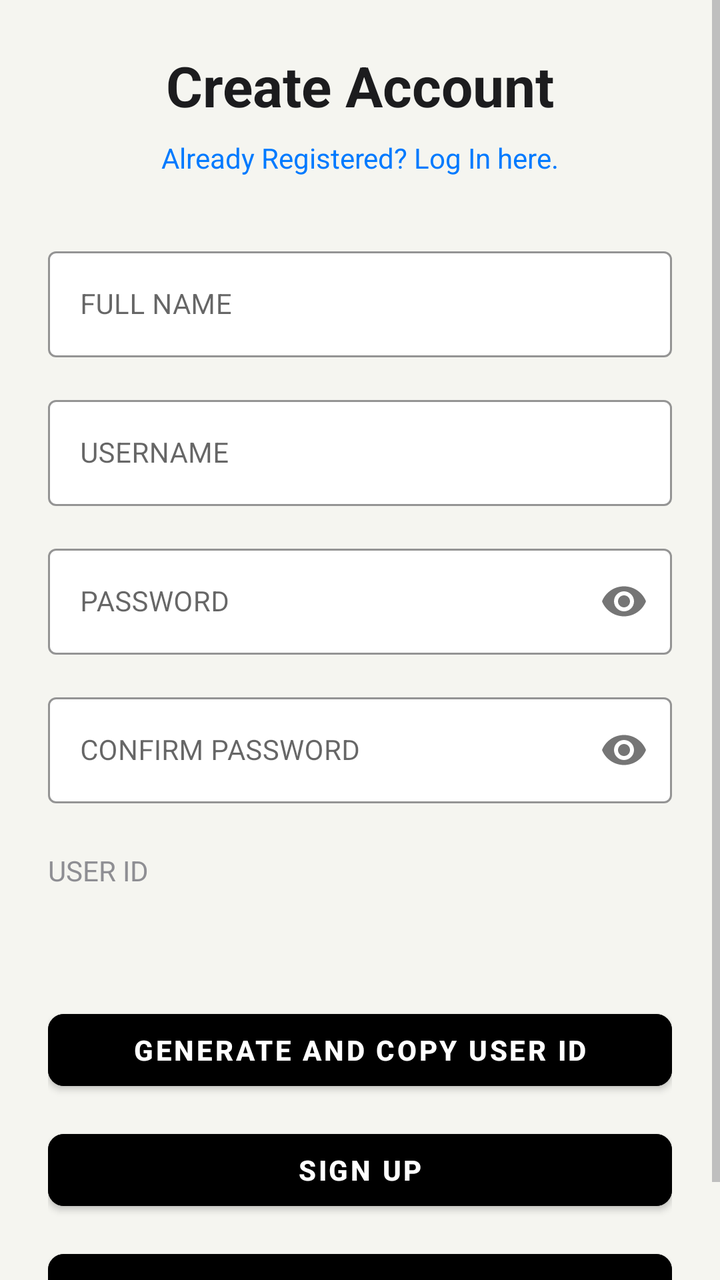
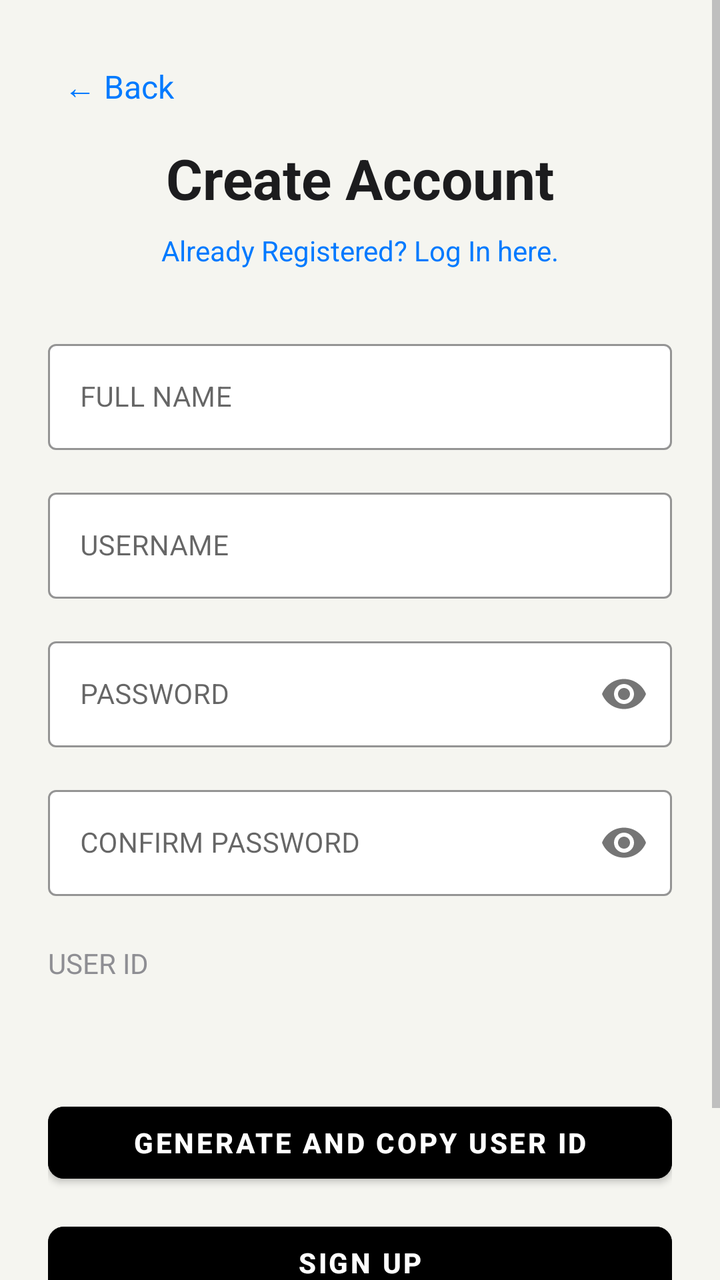

The first picture is an Android layout as it rendered before a commit; the second is the same layout after the commit. The layout source and the unified diff follow.
<!-- AndroidManifest.xml: application theme Theme.HarmonieBudget -->
<!-- res/layout/activity_register.xml -->
<?xml version="1.0" encoding="utf-8"?>
<ScrollView
    xmlns:android="http://schemas.android.com/apk/res/android"
    xmlns:app="http://schemas.android.com/apk/res-auto"
    android:layout_width="match_parent"
    android:layout_height="match_parent"
    android:fillViewport="true"
    android:scrollbars="vertical"
    android:background="@color/background_light">

    <androidx.constraintlayout.widget.ConstraintLayout
        android:layout_width="match_parent"
        android:layout_height="wrap_content"
        android:padding="24dp"
        android:paddingTop="48dp"
        android:paddingBottom="48dp"
        android:background="@color/background_light">

        
        <TextView
            android:id="@+id/tv_register_title"
            android:layout_width="wrap_content"
            android:layout_height="wrap_content"
            android:text="@string/create_new_account"
            android:textSize="28sp"
            android:textStyle="bold"
            android:textColor="@color/text_primary_light"
            app:layout_constraintTop_toTopOf="parent"
            app:layout_constraintStart_toStartOf="parent"
            app:layout_constraintEnd_toEndOf="parent" />

        
        <TextView
            android:id="@+id/tv_already_registered"
            android:layout_width="wrap_content"
            android:layout_height="wrap_content"
            android:text="@string/already_registered_log_in"
            android:textSize="14sp"
            android:textColor="@color/accent_blue"
            android:layout_marginTop="8dp"
            app:layout_constraintTop_toBottomOf="@id/tv_register_title"
            app:layout_constraintStart_toStartOf="parent"
            app:layout_constraintEnd_toEndOf="parent" />

        
        <com.google.android.material.textfield.TextInputLayout
            android:id="@+id/til_name"
            android:layout_width="0dp"
            android:layout_height="wrap_content"
            android:layout_marginTop="32dp"
            app:boxBackgroundColor="@color/surface_light"
            app:boxStrokeColor="@color/accent_blue"
            app:boxStrokeWidth="1dp"
            style="@style/Widget.MaterialComponents.TextInputLayout.OutlinedBox"
            app:layout_constraintTop_toBottomOf="@id/tv_already_registered"
            app:layout_constraintStart_toStartOf="parent"
            app:layout_constraintEnd_toEndOf="parent">

            <com.google.android.material.textfield.TextInputEditText
                android:id="@+id/et_name"
                android:layout_width="match_parent"
                android:layout_height="wrap_content"
                android:hint="@string/full_name_hint"
                android:textColor="@color/text_primary_light"
                android:textSize="14sp" />
        </com.google.android.material.textfield.TextInputLayout>

        
        <com.google.android.material.textfield.TextInputLayout
            android:id="@+id/til_username"
            android:layout_width="0dp"
            android:layout_height="wrap_content"
            android:layout_marginTop="16dp"
            app:boxBackgroundColor="@color/surface_light"
            app:boxStrokeColor="@color/accent_blue"
            app:boxStrokeWidth="1dp"
            style="@style/Widget.MaterialComponents.TextInputLayout.OutlinedBox"
            app:layout_constraintTop_toBottomOf="@id/til_name"
            app:layout_constraintStart_toStartOf="parent"
            app:layout_constraintEnd_toEndOf="parent">

            <com.google.android.material.textfield.TextInputEditText
                android:id="@+id/et_username"
                android:layout_width="match_parent"
                android:layout_height="wrap_content"
                android:hint="@string/username_hint"
                android:textColor="@color/text_primary_light"
                android:textSize="14sp" />
        </com.google.android.material.textfield.TextInputLayout>

        
        <com.google.android.material.textfield.TextInputLayout
            android:id="@+id/til_password"
            android:layout_width="0dp"
            android:layout_height="wrap_content"
            android:layout_marginTop="16dp"
            app:boxBackgroundColor="@color/surface_light"
            app:boxStrokeColor="@color/accent_blue"
            app:boxStrokeWidth="1dp"
            app:passwordToggleEnabled="true"
            style="@style/Widget.MaterialComponents.TextInputLayout.OutlinedBox"
            app:layout_constraintTop_toBottomOf="@id/til_username"
            app:layout_constraintStart_toStartOf="parent"
            app:layout_constraintEnd_toEndOf="parent">

            <com.google.android.material.textfield.TextInputEditText
                android:id="@+id/et_password"
                android:layout_width="match_parent"
                android:layout_height="wrap_content"
                android:hint="@string/password_hint"
                android:inputType="textPassword"
                android:textColor="@color/text_primary_light"
                android:textSize="14sp" />
        </com.google.android.material.textfield.TextInputLayout>

        
        <com.google.android.material.textfield.TextInputLayout
            android:id="@+id/til_confirm_password"
            android:layout_width="0dp"
            android:layout_height="wrap_content"
            android:layout_marginTop="16dp"
            app:boxBackgroundColor="@color/surface_light"
            app:boxStrokeColor="@color/accent_blue"
            app:boxStrokeWidth="1dp"
            app:passwordToggleEnabled="true"
            style="@style/Widget.MaterialComponents.TextInputLayout.OutlinedBox"
            app:layout_constraintTop_toBottomOf="@id/til_password"
            app:layout_constraintStart_toStartOf="parent"
            app:layout_constraintEnd_toEndOf="parent">

            <com.google.android.material.textfield.TextInputEditText
                android:id="@+id/et_confirm_password"
                android:layout_width="match_parent"
                android:layout_height="wrap_content"
                android:hint="@string/confirm_password_hint"
                android:inputType="textPassword"
                android:textColor="@color/text_primary_light"
                android:textSize="14sp" />
        </com.google.android.material.textfield.TextInputLayout>

        
        <TextView
            android:id="@+id/tv_user_id_label"
            android:layout_width="wrap_content"
            android:layout_height="wrap_content"
            android:text="@string/user_id_label"
            android:textSize="14sp"
            android:textColor="@color/text_secondary_light"
            android:layout_marginTop="24dp"
            app:layout_constraintTop_toBottomOf="@id/til_confirm_password"
            app:layout_constraintStart_toStartOf="parent" />

        <TextView
            android:id="@+id/tv_generated_user_id"
            android:layout_width="0dp"
            android:layout_height="wrap_content"
            android:textSize="18sp"
            android:textStyle="bold"
            android:textColor="@color/text_primary_light"
            android:layout_marginTop="8dp"
            app:layout_constraintTop_toBottomOf="@id/tv_user_id_label"
            app:layout_constraintStart_toStartOf="parent"
            app:layout_constraintEnd_toEndOf="parent" />

        
        <Button
            android:id="@+id/btn_generate_user_id"
            style="@style/StandardButton"
            android:layout_width="0dp"
            android:layout_height="wrap_content"
            android:text="@string/generate_and_copy_user_id"
            android:layout_marginTop="24dp"
            app:layout_constraintTop_toBottomOf="@id/tv_generated_user_id"
            app:layout_constraintStart_toStartOf="parent"
            app:layout_constraintEnd_toEndOf="parent" />

        
        <Button
            android:id="@+id/btn_register"
            style="@style/StandardButton"
            android:layout_width="0dp"
            android:layout_height="wrap_content"
            android:text="@string/sign_up_button"
            android:layout_marginTop="12dp"
            app:layout_constraintTop_toBottomOf="@id/btn_generate_user_id"
            app:layout_constraintStart_toStartOf="parent"
            app:layout_constraintEnd_toEndOf="parent" />

        
        <Button
            android:id="@+id/btn_return_home"
            style="@style/StandardButton"
            android:layout_width="0dp"
            android:layout_height="wrap_content"
            android:text="@string/return_home"
            android:layout_marginTop="12dp"
            app:layout_constraintTop_toBottomOf="@id/btn_register"
            app:layout_constraintStart_toStartOf="parent"
            app:layout_constraintEnd_toEndOf="parent" />

    </androidx.constraintlayout.widget.ConstraintLayout>
</ScrollView>
<!-- resources referenced by this layout -->
<resources>
  <color name="accent_blue">#007AFF</color>
  <color name="background_light">#F5F5F0</color>
  <color name="surface_light">#FFFFFF</color>
  <color name="text_primary_light">#1C1C1E</color>
  <color name="text_secondary_light">#8E8E93</color>
  <string name="already_registered_log_in">Already Registered? Log In here.</string>
  <string name="confirm_password_hint">CONFIRM PASSWORD</string>
  <string name="create_new_account">Create Account</string>
  <string name="full_name_hint">FULL NAME</string>
  <string name="generate_and_copy_user_id">Generate and copy User ID</string>
  <string name="password_hint">PASSWORD</string>
  <string name="return_home">Return Home</string>
  <string name="sign_up_button">Sign up</string>
  <string name="user_id_label">USER ID</string>
  <string name="username_hint">USERNAME</string>
  <style name="StandardButton" parent="Widget.MaterialComponents.Button">
          <item name="android:backgroundTint">@color/button_background_standard</item>
          <item name="android:textColor">@color/button_text_standard</item>
          <item name="android:textSize">14sp</item>
          <item name="android:textStyle">bold</item>
          <item name="android:minHeight">48dp</item>
          <item name="android:minWidth">0dp</item>
          <item name="android:paddingStart">16dp</item>
          <item name="android:paddingEnd">16dp</item>
          <item name="cornerRadius">8dp</item>
      </style>
  <style name="Theme.HarmonieBudget" parent="Theme.MaterialComponents.DayNight.NoActionBar">
  
          <item name="colorPrimary">@color/purple_500</item>
          <item name="colorPrimaryVariant">@color/purple_700</item>
          <item name="colorSecondary">@color/teal_200</item>
  
          <item name="android:windowBackground">@color/background_light</item>
  
          
          <item name="android:textColor">@color/text_primary_light</item>
          <item name="android:textColorPrimary">@color/text_primary_light</item>
          <item name="android:textColorSecondary">@color/text_secondary_light</item>
          <item name="android:textColorHint">@color/text_hint_light</item>
  
          <item name="colorControlNormal">@color/text_secondary_light</item>
          <item name="colorControlActivated">@color/accent_blue</item>
          <item name="colorButtonNormal">@color/button_background_standard</item>
  
          <item name="cardViewStyle">@style/CardViewLight</item>
  
      </style>
  <color name="button_background_standard">#000000</color>
  <color name="button_text_standard">#FFFFFF</color>
  <color name="purple_500">#FF6200EE</color>
  <color name="purple_700">#FF3700B3</color>
  <color name="teal_200">#FF03DAC5</color>
  <color name="text_hint_light">#C7C7CC</color>
  <style name="CardViewLight" parent="CardView">
          <item name="cardBackgroundColor">@color/surface_light</item>
          <item name="cardElevation">1dp</item>
          <item name="cardCornerRadius">12dp</item>
      </style>
</resources>

<!-- the commit's change to res/layout/activity_register.xml (unified diff, before → after) -->
@@ -18,6 +18,21 @@
 
         
         <TextView
+            android:id="@+id/iv_back_arrow"
+            android:layout_width="wrap_content"
+            android:layout_height="wrap_content"
+            android:text="@string/back_arrow"
+            android:textSize="16sp"
+            android:textColor="@color/accent_blue"
+            android:padding="8dp"
+            android:layout_marginBottom="8dp"
+            android:clickable="true"
+            android:focusable="true"
+            app:layout_constraintStart_toStartOf="parent"
+            app:layout_constraintTop_toTopOf="parent" />
+
+        
+        <TextView
             android:id="@+id/tv_register_title"
             android:layout_width="wrap_content"
             android:layout_height="wrap_content"
@@ -25,7 +40,8 @@
             android:textSize="28sp"
             android:textStyle="bold"
             android:textColor="@color/text_primary_light"
-            app:layout_constraintTop_toTopOf="parent"
+            android:layout_marginTop="8dp"
+            app:layout_constraintTop_toBottomOf="@id/iv_back_arrow"
             app:layout_constraintStart_toStartOf="parent"
             app:layout_constraintEnd_toEndOf="parent" />
 
<!-- resource entries referenced after the edit -->
@@ -6,6 +6,7 @@
   <color name="text_primary_light">#1C1C1E</color>
   <color name="text_secondary_light">#8E8E93</color>
   <string name="already_registered_log_in">Already Registered? Log In here.</string>
+  <string name="back_arrow">← Back</string>
   <string name="confirm_password_hint">CONFIRM PASSWORD</string>
   <string name="create_new_account">Create Account</string>
   <string name="full_name_hint">FULL NAME</string>
